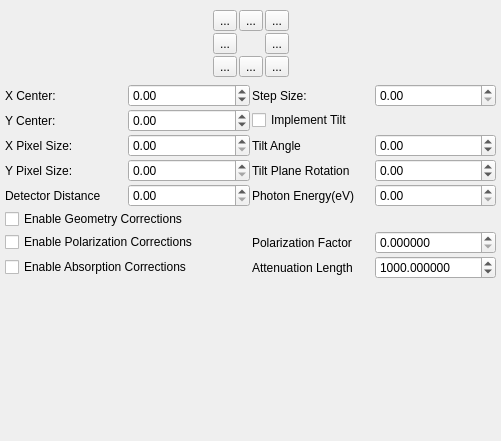
Above: source/qxrdcenterfinderdialog.ui from guyjennings/qxrd before the change. Below: the same form after it.
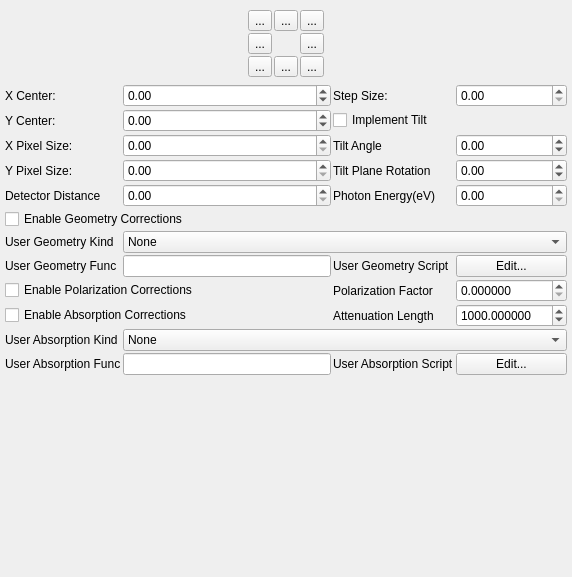
That is the form after the change. Icons and pictures are not drawn. Custom widgets are drawn as their Qt base class.

Commit message: Implement user interface for editable user scripts for absorption and geometry corrections

```diff
--- a/source/qxrdcenterfinderdialog.ui
+++ b/source/qxrdcenterfinderdialog.ui
@@ -6,8 +6,8 @@
    <rect>
     <x>0</x>
     <y>0</y>
-    <width>501</width>
-    <height>441</height>
+    <width>572</width>
+    <height>577</height>
    </rect>
   </property>
   <property name="windowTitle">
@@ -272,6 +272,37 @@
       <property name="spacing">
        <number>2</number>
       </property>
+      <item row="16" column="0">
+       <widget class="QLabel" name="label_26">
+        <property name="text">
+         <string>User Absorption Func</string>
+        </property>
+        <property name="wordWrap">
+         <bool>false</bool>
+        </property>
+       </widget>
+      </item>
+      <item row="12" column="2">
+       <widget class="QLabel" name="label_27">
+        <property name="text">
+         <string>User Geometry Script</string>
+        </property>
+       </widget>
+      </item>
+      <item row="12" column="3">
+       <widget class="QPushButton" name="m_UserGeometryEdit">
+        <property name="text">
+         <string>Edit...</string>
+        </property>
+       </widget>
+      </item>
+      <item row="5" column="0">
+       <widget class="QLabel" name="label_20">
+        <property name="text">
+         <string>X Pixel Size:</string>
+        </property>
+       </widget>
+      </item>
       <item row="0" column="0">
        <widget class="QLabel" name="label_14">
         <property name="text">
@@ -338,13 +369,6 @@
         </property>
        </widget>
       </item>
-      <item row="5" column="0">
-       <widget class="QLabel" name="label_20">
-        <property name="text">
-         <string>X Pixel Size:</string>
-        </property>
-       </widget>
-      </item>
       <item row="5" column="1">
        <widget class="QDoubleSpinBox" name="m_DetectorXPixelSize">
         <property name="toolTip">
@@ -387,6 +411,13 @@
         </property>
        </widget>
       </item>
+      <item row="5" column="2">
+       <widget class="QLabel" name="label_18">
+        <property name="text">
+         <string>Tilt Angle</string>
+        </property>
+       </widget>
+      </item>
       <item row="8" column="1">
        <widget class="QDoubleSpinBox" name="m_DetectorDistance">
         <property name="toolTip">
@@ -412,13 +443,6 @@
         </property>
        </widget>
       </item>
-      <item row="5" column="2">
-       <widget class="QLabel" name="label_18">
-        <property name="text">
-         <string>Tilt Angle</string>
-        </property>
-       </widget>
-      </item>
       <item row="5" column="3">
        <widget class="QDoubleSpinBox" name="m_DetectorTilt">
         <property name="toolTip">
@@ -498,14 +522,139 @@
         </property>
        </widget>
       </item>
-      <item row="10" column="2">
+      <item row="14" column="3">
+       <widget class="QDoubleSpinBox" name="m_AttenuationLength">
+        <property name="toolTip">
+         <string>Attenuation Length (mm)</string>
+        </property>
+        <property name="keyboardTracking">
+         <bool>false</bool>
+        </property>
+        <property name="decimals">
+         <number>6</number>
+        </property>
+        <property name="maximum">
+         <double>1000000.000000000000000</double>
+        </property>
+        <property name="singleStep">
+         <double>0.010000000000000</double>
+        </property>
+        <property name="value">
+         <double>1000.000000000000000</double>
+        </property>
+       </widget>
+      </item>
+      <item row="14" column="2">
+       <widget class="QLabel" name="label_23">
+        <property name="text">
+         <string>Attenuation Length</string>
+        </property>
+       </widget>
+      </item>
+      <item row="14" column="0" colspan="2">
+       <widget class="QCheckBox" name="m_EnableAbsorption">
+        <property name="toolTip">
+         <string>Enable absorption correction during integration
+intensity *= 
+  exp((distance-m_DetectorDistance)/m_AttenuationLength);</string>
+        </property>
+        <property name="text">
+         <string>Enable Absorption Corrections </string>
+        </property>
+       </widget>
+      </item>
+      <item row="11" column="1" colspan="3">
+       <widget class="QComboBox" name="m_EnableUserGeometry">
+        <item>
+         <property name="text">
+          <string>None</string>
+         </property>
+        </item>
+        <item>
+         <property name="text">
+          <string>User Defined Geometry</string>
+         </property>
+        </item>
+       </widget>
+      </item>
+      <item row="16" column="3">
+       <widget class="QPushButton" name="m_UserAbsorptionEdit">
+        <property name="text">
+         <string>Edit...</string>
+        </property>
+       </widget>
+      </item>
+      <item row="15" column="0">
+       <widget class="QLabel" name="label_29">
+        <property name="text">
+         <string>User Absorption Kind</string>
+        </property>
+       </widget>
+      </item>
+      <item row="12" column="1">
+       <widget class="QLineEdit" name="m_UserGeometryFunction"/>
+      </item>
+      <item row="16" column="2">
+       <widget class="QLabel" name="label_28">
+        <property name="text">
+         <string>User Absorption Script</string>
+        </property>
+       </widget>
+      </item>
+      <item row="11" column="0">
+       <widget class="QLabel" name="label_30">
+        <property name="text">
+         <string>User Geometry Kind</string>
+        </property>
+       </widget>
+      </item>
+      <item row="12" column="0">
+       <widget class="QLabel" name="label_25">
+        <property name="text">
+         <string>User Geometry Func</string>
+        </property>
+       </widget>
+      </item>
+      <item row="16" column="1">
+       <widget class="QLineEdit" name="m_UserAbsorptionFunction"/>
+      </item>
+      <item row="15" column="1" colspan="3">
+       <widget class="QComboBox" name="m_EnableUserAbsorption">
+        <item>
+         <property name="text">
+          <string>None</string>
+         </property>
+        </item>
+        <item>
+         <property name="text">
+          <string>A function of pixel coordinates</string>
+         </property>
+        </item>
+        <item>
+         <property name="text">
+          <string>A function of x,y displacement from beam center</string>
+         </property>
+        </item>
+        <item>
+         <property name="text">
+          <string>A function of r,chi</string>
+         </property>
+        </item>
+        <item>
+         <property name="text">
+          <string>A function of q,chi</string>
+         </property>
+        </item>
+       </widget>
+      </item>
+      <item row="13" column="2">
        <widget class="QLabel" name="label_24">
         <property name="text">
          <string>Polarization Factor</string>
         </property>
        </widget>
       </item>
-      <item row="10" column="3">
+      <item row="13" column="3">
        <widget class="QDoubleSpinBox" name="m_Polarization">
         <property name="toolTip">
          <string>Polarization factor : [0..1]</string>
@@ -527,36 +676,7 @@
         </property>
        </widget>
       </item>
-      <item row="11" column="3">
-       <widget class="QDoubleSpinBox" name="m_AttenuationLength">
-        <property name="toolTip">
-         <string>Attenuation Length (mm)</string>
-        </property>
-        <property name="keyboardTracking">
-         <bool>false</bool>
-        </property>
-        <property name="decimals">
-         <number>6</number>
-        </property>
-        <property name="maximum">
-         <double>1000000.000000000000000</double>
-        </property>
-        <property name="singleStep">
-         <double>0.010000000000000</double>
-        </property>
-        <property name="value">
-         <double>1000.000000000000000</double>
-        </property>
-       </widget>
-      </item>
-      <item row="11" column="2">
-       <widget class="QLabel" name="label_23">
-        <property name="text">
-         <string>Attenuation Length</string>
-        </property>
-       </widget>
-      </item>
-      <item row="10" column="0" colspan="2">
+      <item row="13" column="0" colspan="2">
        <widget class="QCheckBox" name="m_EnablePolarization">
         <property name="toolTip">
          <string>Enable polarization correction during integration:
@@ -568,18 +688,6 @@
         </property>
        </widget>
       </item>
-      <item row="11" column="0" colspan="2">
-       <widget class="QCheckBox" name="m_EnableAbsorption">
-        <property name="toolTip">
-         <string>Enable absorption correction during integration
-intensity *= 
-  exp((distance-m_DetectorDistance)/m_AttenuationLength);</string>
-        </property>
-        <property name="text">
-         <string>Enable Absorption Corrections </string>
-        </property>
-       </widget>
-      </item>
      </layout>
     </item>
    </layout>
```
The commit also changes 6 other files.
